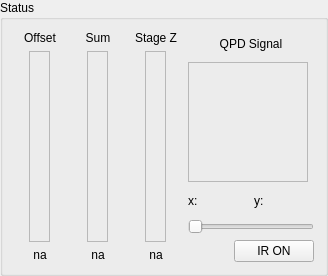
Before: the Qt Designer form storm_control/hal4000/qtdesigner/lockdisplay.ui in ZhuangLab/storm-control, drawn with Qt 5.
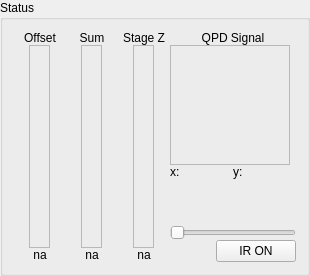
After: the same form once the commit is applied.

Commit message: Improve the layout of updated focus lock.

Diff of the .ui file:
```diff
--- a/storm_control/hal4000/qtdesigner/lockdisplay.ui
+++ b/storm_control/hal4000/qtdesigner/lockdisplay.ui
@@ -6,7 +6,7 @@
    <rect>
     <x>0</x>
     <y>0</y>
-    <width>328</width>
+    <width>310</width>
     <height>276</height>
    </rect>
   </property>
@@ -17,6 +17,9 @@
    <string>Status</string>
   </property>
   <layout class="QHBoxLayout" name="horizontalLayout_3">
+   <property name="spacing">
+    <number>0</number>
+   </property>
    <item>
     <layout class="QVBoxLayout" name="verticalLayout">
      <item>
@@ -252,6 +255,19 @@
        </item>
       </layout>
      </item>
+     <item>
+      <spacer name="verticalSpacer">
+       <property name="orientation">
+        <enum>Qt::Vertical</enum>
+       </property>
+       <property name="sizeHint" stdset="0">
+        <size>
+         <width>20</width>
+         <height>40</height>
+        </size>
+       </property>
+      </spacer>
+     </item>
      <item>
       <widget class="QSlider" name="irSlider">
        <property name="minimum">
```
The commit also changes 6 other files.
